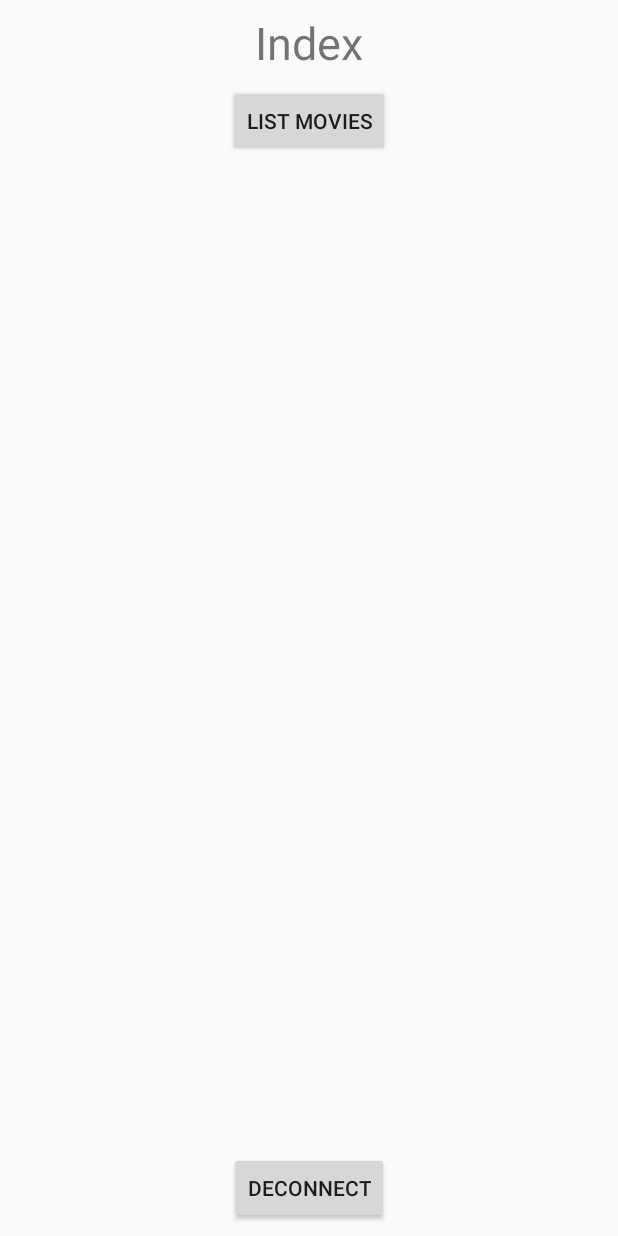
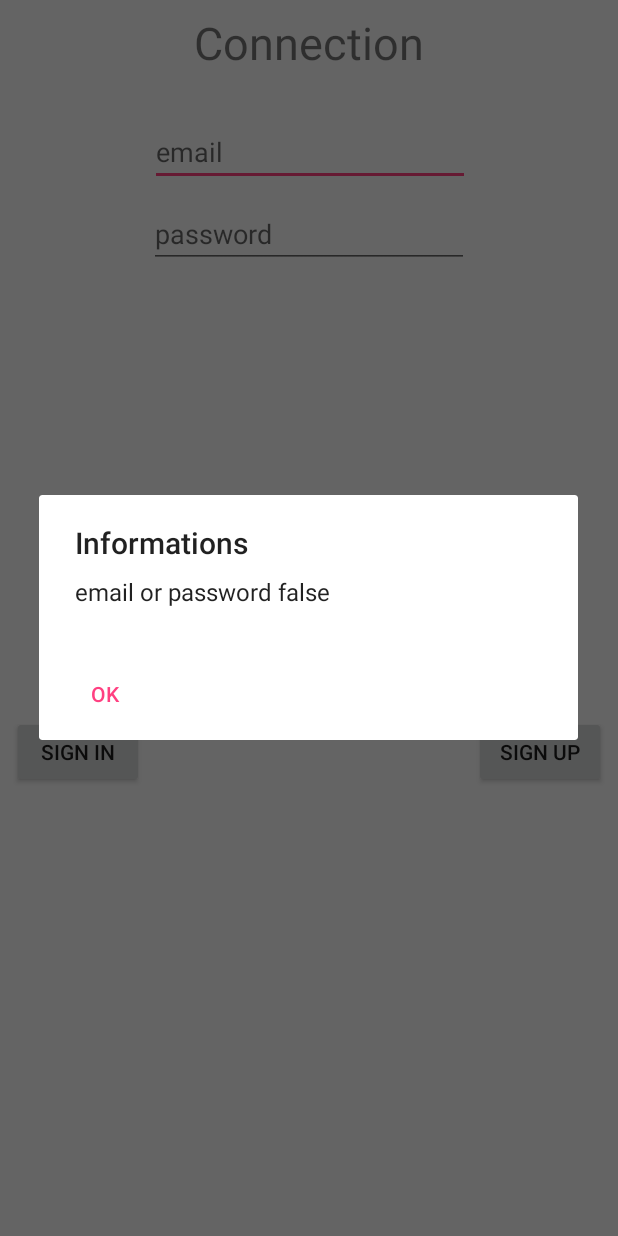
Before and after one commit to JeromeRohaert/Project_ISEP_Porto_Android_2018, an Android app: the screen it shows after launch (index before the commit, MainActivity after it), after a tap on "SIGN IN", on a phone screen of 412 x 824 dp. Run offline under Robolectric (Android 15) with nearby library versions, the phone set to English and light mode, and no system bars.

```diff
--- a/app/build.gradle
+++ b/app/build.gradle
@@ -25,4 +25,5 @@ dependencies {
     testImplementation 'junit:junit:4.12'
     androidTestImplementation 'com.android.support.test:runner:1.0.1'
     androidTestImplementation 'com.android.support.test.espresso:espresso-core:3.0.1'
+    compile 'com.android.volley:volley:1.1.0'
 }
--- a/app/src/main/java/com/example/jrme/project_isep_porto_android_2018/MainActivity.java
+++ b/app/src/main/java/com/example/jrme/project_isep_porto_android_2018/MainActivity.java
@@ -1,10 +1,14 @@
 package com.example.jrme.project_isep_porto_android_2018;
 
+import android.content.DialogInterface;
 import android.content.Intent;
 import android.os.Build;
+import android.support.v7.app.AlertDialog;
 import android.support.v7.app.AppCompatActivity;
 import android.os.Bundle;
 import android.view.View;
+import android.widget.EditText;
+import android.widget.TextView;
 
 public class MainActivity extends AppCompatActivity {
 
@@ -21,7 +25,26 @@ public class MainActivity extends AppCompatActivity {
 
     public void sign_in(View view) {
         Intent intent = new Intent(this, index.class);
-        startActivity(intent);
+        EditText email = findViewById(R.id.email_login);
+        EditText password = findViewById(R.id.password_login);
+
+        String verif_email = String.valueOf(email.getText());
+        String verif_password = String.valueOf(password.getText());
+
+        if(verif_email.equals("meow") && verif_password.equals("meow")){
+            startActivity(intent);
+        } else {
+            AlertDialog alertDialog = new AlertDialog.Builder(MainActivity.this).create();
+            alertDialog.setTitle("Informations");
+            alertDialog.setMessage("email or password false");
+            alertDialog.setButton(AlertDialog.BUTTON_NEUTRAL, "OK",
+
+                    new DialogInterface.OnClickListener() {
+                        public void onClick(DialogInterface dialog, int which) {
+                            dialog.dismiss();
+                        }
+                    });
+            alertDialog.show();
+        }
     }
-
 }
--- a/app/src/main/res/layout/activity_main.xml
+++ b/app/src/main/res/layout/activity_main.xml
@@ -7,20 +7,21 @@
     tools:context=".MainActivity">
 
     <EditText
-        android:id="@+id/login_email"
+        android:id="@+id/email_login"
         android:layout_width="wrap_content"
         android:layout_height="wrap_content"
         android:layout_marginEnd="8dp"
         android:layout_marginLeft="8dp"
         android:layout_marginRight="8dp"
         android:layout_marginStart="8dp"
-        android:layout_marginTop="50dp"
+        android:layout_marginTop="30dp"
         android:ems="10"
         android:hint="@string/email"
         android:inputType="textEmailAddress"
         app:layout_constraintEnd_toEndOf="parent"
+        app:layout_constraintHorizontal_bias="0.503"
         app:layout_constraintStart_toStartOf="parent"
-        app:layout_constraintTop_toTopOf="parent" />
+        app:layout_constraintTop_toBottomOf="@+id/tv_connection" />
 
     <EditText
         android:id="@+id/password_login"
@@ -36,7 +37,7 @@
         android:inputType="textPassword"
         app:layout_constraintEnd_toEndOf="parent"
         app:layout_constraintStart_toStartOf="parent"
-        app:layout_constraintTop_toBottomOf="@+id/login_email" />
+        app:layout_constraintTop_toBottomOf="@+id/email_login" />
 
     <Button
         android:id="@+id/sign_in"
@@ -65,4 +66,19 @@
         app:layout_constraintBottom_toBottomOf="parent"
         app:layout_constraintEnd_toEndOf="parent"
         app:layout_constraintTop_toBottomOf="@+id/password_login" />
+
+    <TextView
+        android:id="@+id/tv_connection"
+        android:layout_width="wrap_content"
+        android:layout_height="wrap_content"
+        android:layout_marginEnd="8dp"
+        android:layout_marginLeft="8dp"
+        android:layout_marginRight="8dp"
+        android:layout_marginStart="8dp"
+        android:layout_marginTop="8dp"
+        android:text="@string/connection"
+        android:textSize="30sp"
+        app:layout_constraintEnd_toEndOf="parent"
+        app:layout_constraintStart_toStartOf="parent"
+        app:layout_constraintTop_toTopOf="parent" />
 </android.support.constraint.ConstraintLayout>
--- a/app/src/main/res/values/string.xml
+++ b/app/src/main/res/values/string.xml
@@ -7,6 +7,6 @@
     <string name="email">email</string>
     <string name="create_account">Create your account</string>
     <string name="first_name">first name</string>
-    <string name="second_name">second name</string>
+    <string name="last_name">last name</string>
     <string name="button_return">return</string>
 </resources>
--- a/app/src/main/res/values/strings.xml
+++ b/app/src/main/res/values/strings.xml
@@ -3,4 +3,6 @@
     <string name="Index">Index</string>
     <string name="list">list movies</string>
     <string name="button_deconnect">deconnect</string>
+    <string name="connection">Connection</string>
+    <string name="recommandations">recommandations</string>
 </resources>
--- a/build.gradle
+++ b/build.gradle
@@ -8,8 +8,6 @@ buildscript {
     }
     dependencies {
         classpath 'com.android.tools.build:gradle:3.1.1'
-
-
         // NOTE: Do not place your application dependencies here; they belong
         // in the individual module build.gradle files
     }
```
Also changed, not shown: app/src/main/AndroidManifest.xml (+6 -2 lines), app/src/main/java/com/example/jrme/project_isep_porto_android_2018/List_Movies.java (added, +13 -0 lines), app/src/main/java/com/example/jrme/project_isep_porto_android_2018/Sign_up.java (+120 -1 lines), app/src/main/java/com/example/jrme/project_isep_porto_android_2018/index.java (+12 -0 lines), app/src/main/java/com/example/jrme/project_isep_porto_android_2018/recommandations.java (added, +13 -0 lines), app/src/main/res/layout/activity_index.xml (+15 -0 lines), app/src/main/res/layout/activity_list__movies.xml (added, +9 -0 lines), app/src/main/res/layout/activity_recommandations.xml (added, +9 -0 lines), app/src/main/res/layout/activity_sign_up.xml (+9 -8 lines).
